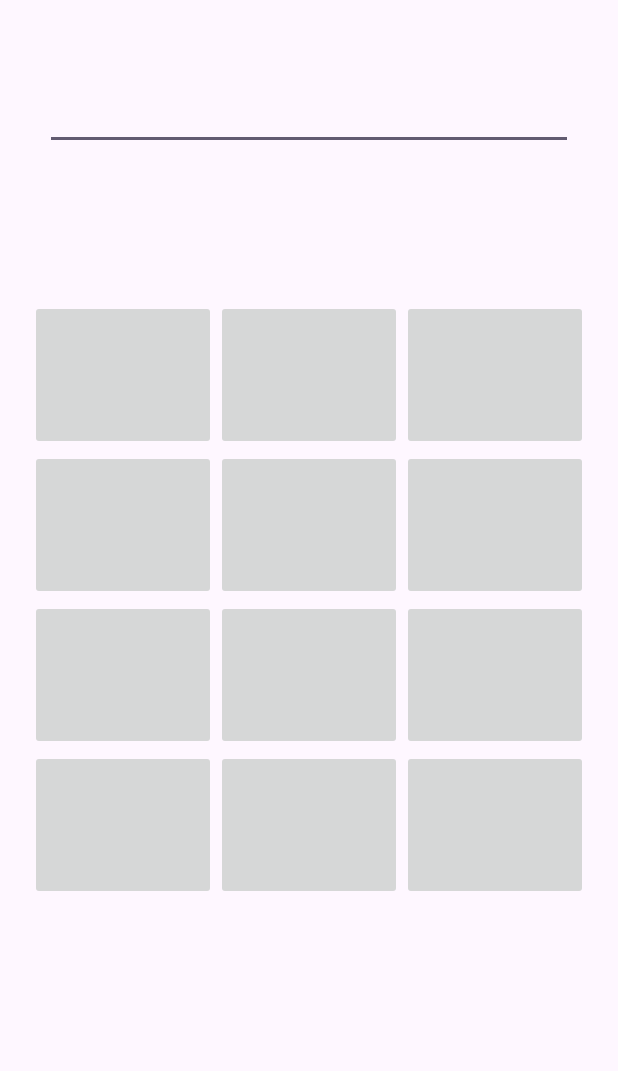
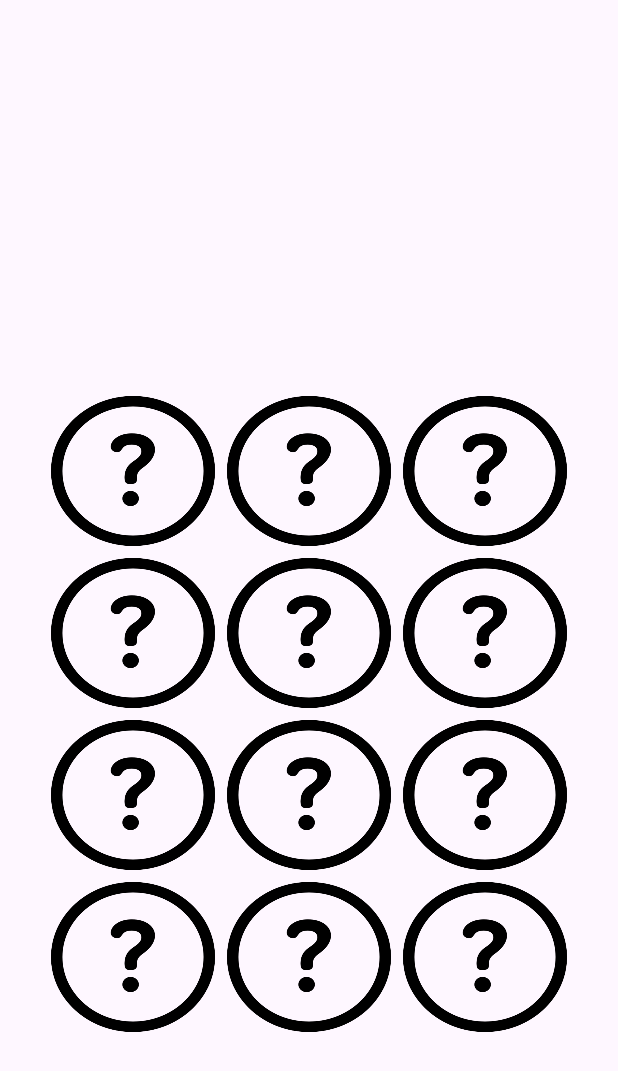
Before and after one commit to yash0patel/android, an Android app: the GamePlayActivity screen opened directly, with no data from a screen before it, on a phone screen of 412 x 824 dp. Shown: the top 1071 px of the screen. Run offline under Robolectric (Android 15) with nearby library versions, the phone set to English and light mode, and no system bars; 1 statement that could not run was skipped.

Commit message:
Implement amount input dialog on Start Game click, display winning amount label and add core Diamond Game logic

```diff
--- a/android25/app/src/main/java/com/royal/android25/GamePlayActivity.java
+++ b/android25/app/src/main/java/com/royal/android25/GamePlayActivity.java
@@ -1,6 +1,11 @@
 package com.royal.android25;
 
+import android.content.Intent;
 import android.os.Bundle;
+import android.view.View;
+import android.widget.EditText;
+import android.widget.ImageButton;
+import android.widget.TextView;
 
 import androidx.activity.EdgeToEdge;
 import androidx.appcompat.app.AppCompatActivity;
@@ -8,7 +13,13 @@ import androidx.core.graphics.Insets;
 import androidx.core.view.ViewCompat;
 import androidx.core.view.WindowInsetsCompat;
 
+import java.util.HashSet;
+
 public class GamePlayActivity extends AppCompatActivity {
+
+    ImageButton imgBtn [] = new ImageButton[12];
+    EditText edtBetAmt;
+    TextView tvBetAmt, tvWinningAmt;
 
     @Override
     protected void onCreate(Bundle savedInstanceState) {
@@ -20,5 +31,54 @@ public class GamePlayActivity extends AppCompatActivity {
             v.setPadding(systemBars.left, systemBars.top, systemBars.right, systemBars.bottom);
             return insets;
         });
+
+        imgBtn[0] = findViewById(R. id.btnGamePlay1);
+        imgBtn[1] = findViewById(R.id.btnGamePlay2);
+        imgBtn[2] = findViewById(R.id.btnGamePlay3);
+        imgBtn[3] = findViewById(R.id.btnGamePlay4);
+        imgBtn[4] = findViewById(R.id.btnGamePlay5);
+        imgBtn[5] = findViewById(R.id.btnGamePlay6);
+        imgBtn[6] = findViewById(R.id.btnGamePlay7);
+        imgBtn[7] = findViewById(R.id.btnGamePlay8);
+        imgBtn[8] = findViewById(R.id.btnGamePlay9);
+        imgBtn[9] = findViewById(R.id.btnGamePlay10);
+        imgBtn[10] = findViewById(R.id.btnGamePlay11);
+        imgBtn[11] = findViewById(R.id.btnGamePlay12);
+
+        edtBetAmt = findViewById(R.id.edtGamePlayBetAmt);
+
+        Intent intent = getIntent();
+        int amount = intent.getIntExtra("amount",0);
+        int winingAmount = 0 ;
+
+        HashSet<Integer> btns = new HashSet<>();
+
+        while (btns.size() != 4) {
+            int index = (int) (Math.random() * 12); // 0 to 11
+            btns.add(imgBtn[index].getId());
+        }
+
+        for (int i = 0; i < imgBtn.length; i++) {
+//            imgBtn[i].setBackgroundColor(getResources().getColor(R.color.diamond_green));
+            imgBtn[i].setBackgroundResource(R.drawable.question);
+            imgBtn[i].setOnClickListener(new View.OnClickListener() {
+                @Override
+                public void onClick(View view) {
+                    ImageButton im = findViewById(view.getId());
+                    if (btns.contains(view.getId())) {
+                        im.setBackgroundResource(R.drawable.blast);
+                        Intent intent = new Intent(getApplicationContext(), HomeActivity.class);
+                        startActivity(intent);
+                    } else {
+                        im.setBackgroundResource(R.drawable.diamond);
+                        int x = Integer.parseInt(edtBetAmt.getText().toString());
+                        x = x * 2;
+                        edtBetAmt.setText("" + x);
+                        im.setEnabled(false);
+                    }
+                }
+            });
+        }
+
     }
 }
--- a/android25/app/src/main/res/layout/activity_game_play.xml
+++ b/android25/app/src/main/res/layout/activity_game_play.xml
@@ -8,21 +8,34 @@
     tools:context=".GamePlayActivity"
     android:orientation="vertical">
 
-    <EditText
+    <GridLayout
         android:layout_width="match_parent"
-        android:layout_height="50dp"
-        android:textSize="20dp"
-        android:id="@+id/edtGamePlayBetAmt"
+        android:layout_height="100dp"
         android:layout_marginTop="50dp"
-        android:layout_marginStart="30dp"
-        android:layout_marginEnd="30dp"
-        />
+        android:rowCount="1"
+        android:columnCount="2">
+
+        <TextView
+            android:layout_width="0dp"
+            android:layout_height="100dp"
+            android:id="@+id/tvGameActivityBetAmount"
+            android:layout_columnWeight="1" />
+
+        <TextView
+            android:layout_width="0dp"
+            android:layout_height="100dp"
+            android:id="@+id/tvGameActivityWinningAmount"
+            android:layout_columnWeight="1" />
+
+    </GridLayout>
+
 
     <GridLayout
         android:layout_width="match_parent"
         android:layout_height="wrap_content"
         android:rowCount="4"
         android:columnCount="3"
+        android:padding="10dp"
 
         android:layout_marginTop="100dp"
         android:layout_marginEnd="20dp"
@@ -33,6 +46,7 @@
             android:layout_height="100dp"
             android:layout_width="0dp"
             android:layout_rowWeight="1"
+            android:layout_margin="4dp"
             android:layout_columnWeight="1"
             />
         <ImageButton
@@ -40,6 +54,7 @@
             android:layout_height="100dp"
             android:layout_width="0dp"
             android:layout_rowWeight="1"
+            android:layout_margin="4dp"
             android:layout_columnWeight="1"
             />
         <ImageButton
@@ -47,6 +62,7 @@
             android:layout_height="100dp"
             android:layout_width="0dp"
             android:layout_rowWeight="1"
+            android:layout_margin="4dp"
             android:layout_columnWeight="1"
             />
         <ImageButton
@@ -54,6 +70,7 @@
             android:layout_height="100dp"
             android:layout_width="0dp"
             android:layout_rowWeight="1"
+            android:layout_margin="4dp"
             android:layout_columnWeight="1"
             />
         <ImageButton
@@ -61,6 +78,7 @@
             android:layout_height="100dp"
             android:layout_width="0dp"
             android:layout_rowWeight="1"
+            android:layout_margin="4dp"
             android:layout_columnWeight="1"
             />
         <ImageButton
@@ -68,6 +86,7 @@
             android:layout_height="100dp"
             android:layout_width="0dp"
             android:layout_rowWeight="1"
+            android:layout_margin="4dp"
             android:layout_columnWeight="1"
             />
         <ImageButton
@@ -75,6 +94,7 @@
             android:layout_height="100dp"
             android:layout_width="0dp"
             android:layout_rowWeight="1"
+            android:layout_margin="4dp"
             android:layout_columnWeight="1"
             />
         <ImageButton
@@ -82,6 +102,7 @@
             android:layout_height="100dp"
             android:layout_width="0dp"
             android:layout_rowWeight="1"
+            android:layout_margin="4dp"
             android:layout_columnWeight="1"
             />
         <ImageButton
@@ -89,6 +110,7 @@
             android:layout_height="100dp"
             android:layout_width="0dp"
             android:layout_rowWeight="1"
+            android:layout_margin="4dp"
             android:layout_columnWeight="1"
             />
         <ImageButton
@@ -96,6 +118,7 @@
             android:layout_height="100dp"
             android:layout_width="0dp"
             android:layout_rowWeight="1"
+            android:layout_margin="4dp"
             android:layout_columnWeight="1"
             />
         <ImageButton
@@ -103,6 +126,7 @@
             android:layout_height="100dp"
             android:layout_width="0dp"
             android:layout_rowWeight="1"
+            android:layout_margin="4dp"
             android:layout_columnWeight="1"
             />
         <ImageButton
@@ -110,6 +134,7 @@
             android:layout_height="100dp"
             android:layout_width="0dp"
             android:layout_rowWeight="1"
+            android:layout_margin="4dp"
             android:layout_columnWeight="1"
             />
 
--- a/android25/app/src/main/res/values/colors.xml
+++ b/android25/app/src/main/res/values/colors.xml
@@ -3,4 +3,6 @@
     <color name="black">#FF000000</color>
     <color name="white">#FFFFFFFF</color>
     <color name="blue">#0000FF</color>
+    <color name="diamond_grey">#B0BEC5</color>
+    <color name="diamond_green">#50C878</color>
 </resources>
```
Also changed, not shown: android25/app/src/main/java/com/royal/android25/HomeActivity.java (+29 -7 lines), android25/app/src/main/res/layout/input_amount.xml (added, +14 -0 lines), android25/app/src/main/res/drawable/blast.png (added), android25/app/src/main/res/drawable/diamond.png (added), android25/app/src/main/res/drawable/question.png (added).
